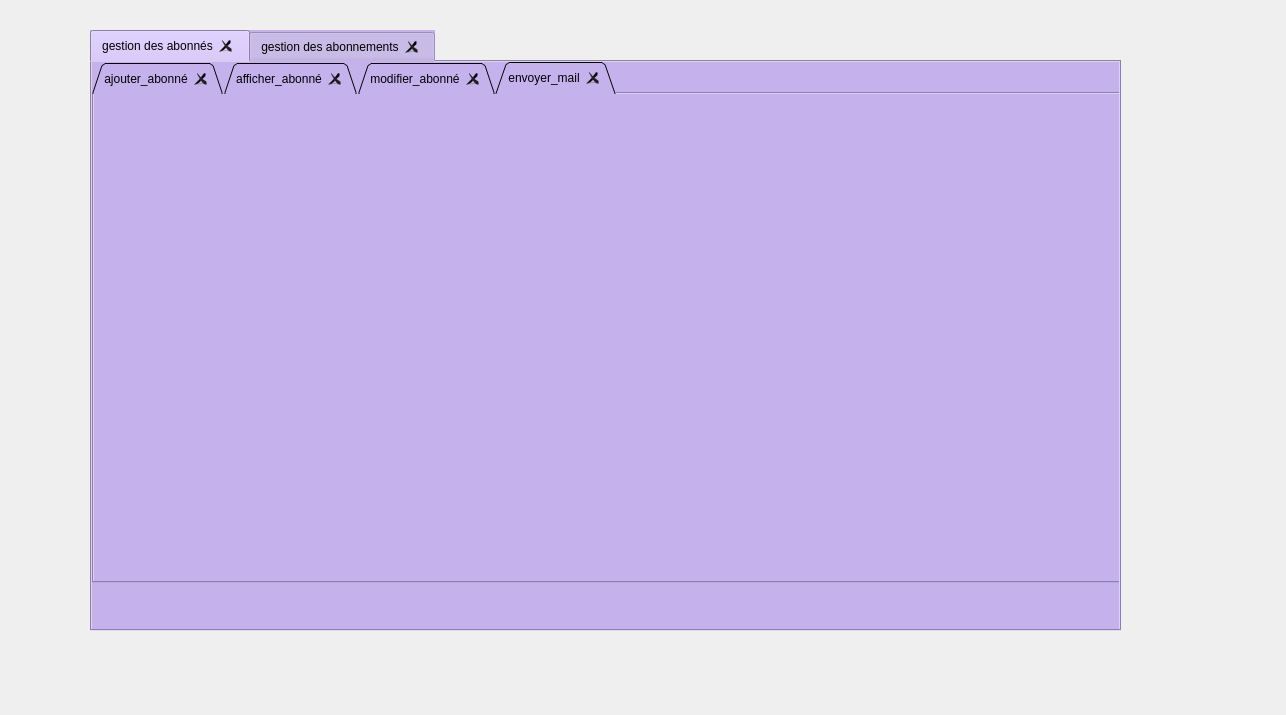
Old version of the form gestion_clients.ui in the repository RziguiMohamedAmine/Smart_cinema_2A14.
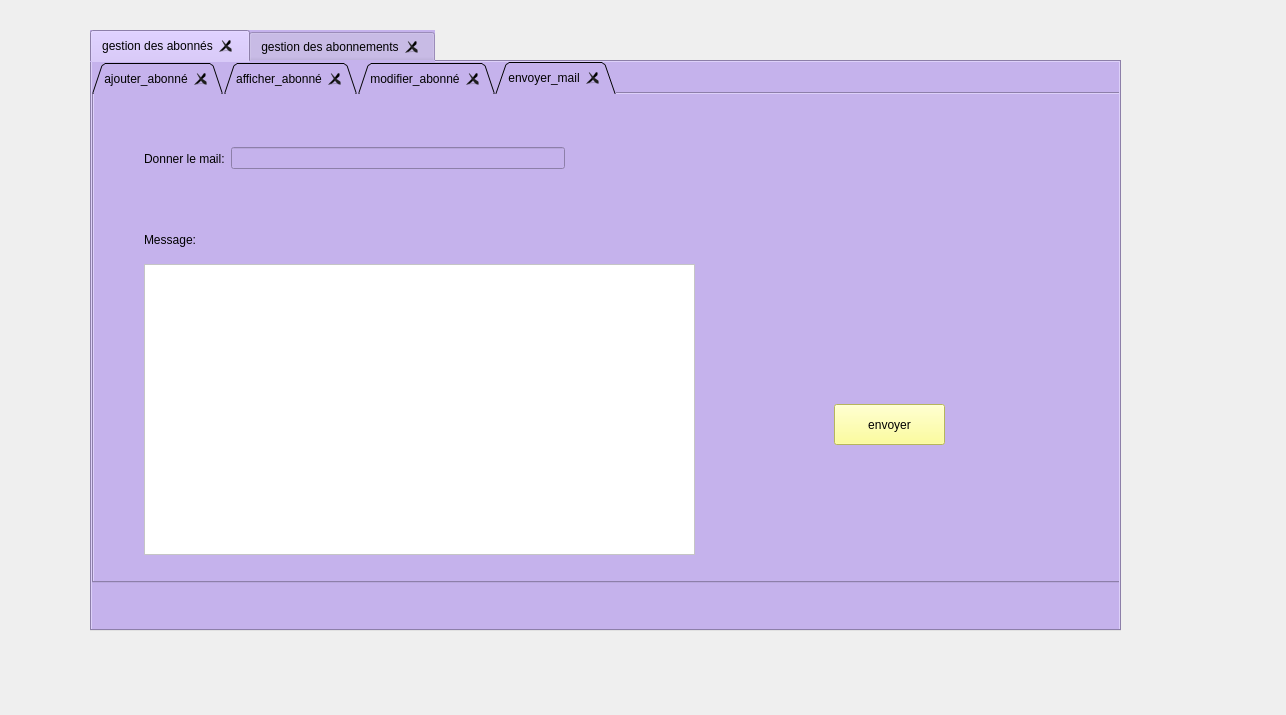
New version of the form. The open tabs and pages were chosen to show the change.

The edit to the form file:
```diff
--- a/gestion_clients.ui
+++ b/gestion_clients.ui
@@ -517,6 +517,77 @@
       <attribute name="title">
        <string>envoyer_mail</string>
       </attribute>
+      <widget class="QLabel" name="label_8">
+       <property name="geometry">
+        <rect>
+         <x>50</x>
+         <y>130</y>
+         <width>131</width>
+         <height>31</height>
+        </rect>
+       </property>
+       <property name="styleSheet">
+        <string notr="true">font: 75 12pt &quot;MS Shell Dlg 2&quot;;</string>
+       </property>
+       <property name="text">
+        <string>Message:</string>
+       </property>
+      </widget>
+      <widget class="QPushButton" name="pushButton_3">
+       <property name="geometry">
+        <rect>
+         <x>740</x>
+         <y>310</y>
+         <width>111</width>
+         <height>41</height>
+        </rect>
+       </property>
+       <property name="styleSheet">
+        <string notr="true">font: 75 10pt &quot;MS Shell Dlg 2&quot;;
+background-color: rgb(255, 255, 127);</string>
+       </property>
+       <property name="text">
+        <string>envoyer</string>
+       </property>
+      </widget>
+      <widget class="QTextEdit" name="textEdit_2">
+       <property name="geometry">
+        <rect>
+         <x>50</x>
+         <y>170</y>
+         <width>551</width>
+         <height>291</height>
+        </rect>
+       </property>
+       <property name="styleSheet">
+        <string notr="true">background-color: rgb(255, 255, 255);</string>
+       </property>
+      </widget>
+      <widget class="QWidget" name="">
+       <property name="geometry">
+        <rect>
+         <x>50</x>
+         <y>50</y>
+         <width>421</width>
+         <height>29</height>
+        </rect>
+       </property>
+       <layout class="QHBoxLayout" name="horizontalLayout_12">
+        <item>
+         <widget class="QLabel" name="label_7">
+          <property name="styleSheet">
+           <string notr="true">font: 75 12pt &quot;MS Shell Dlg 2&quot;;</string>
+          </property>
+          <property name="text">
+           <string>Donner le mail:</string>
+          </property>
+         </widget>
+        </item>
+        <item>
+         <widget class="QLineEdit" name="lineEdit_3"/>
+        </item>
+       </layout>
+      </widget>
      </widget>
     </widget>
     <widget class="QLabel" name="label_gcon">
```
Left out of the diff: 84 changed lines with no effect on the pictures.
